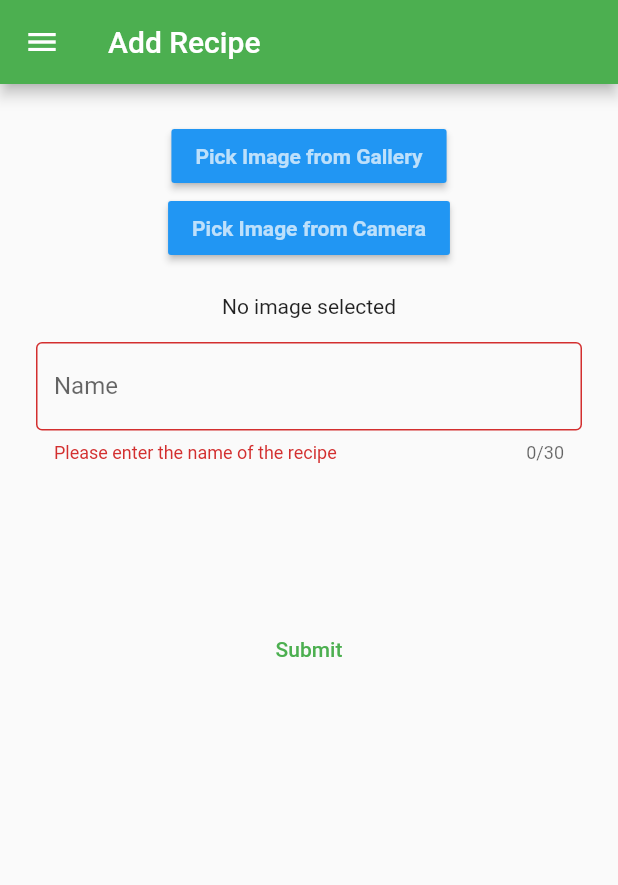
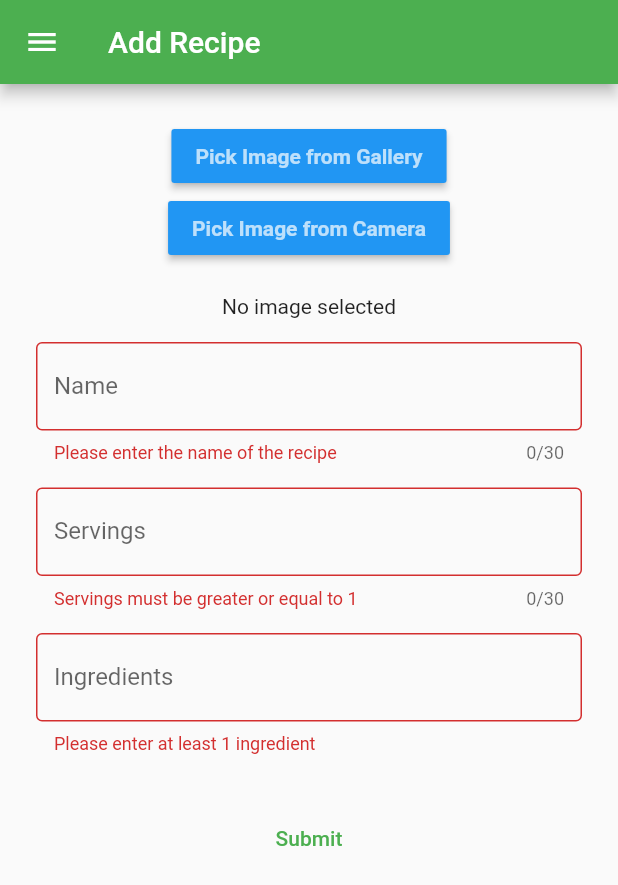
Before and after one commit to ChrisRecio/Recipe-App, a Flutter app: the AddRecipe screen opened directly, after a tap on "Submit", on a phone screen of 412 x 824 dp. Shown: the top 885 px of the screen. Run offline on Flutter 3.47's test engine with Material 2 defaults, Android fonts, the phone set to English and light mode, and no system bars; our stand-ins replace image_picker.

Commit message:
Add servings to Recipe class Add ingredients and servings fields to add recipe page

```diff
--- a/lib/bloc/recipe.dart
+++ b/lib/bloc/recipe.dart
@@ -5,11 +5,12 @@ class recipe{
   int _id = 0;
   String _name = "";
   Image _image = Image.asset('assets/images/default.jpg');
-  List _ingredients = [];
-  List _steps = [];
+  int _servings = 0;
+  List<String> _ingredients = [];
+  List<String> _steps = [];
   String _description = "";
 
-  recipe(this._id, this._name, this._image, this._ingredients, this._steps, this._description);
+  recipe(this._id, this._name, this._image, this._servings, this._ingredients, this._steps, this._description);
 
   int getId(){
     return _id;
@@ -21,6 +22,10 @@ class recipe{
 
   Image getImage(){
     return _image;
+  }
+
+  int getServings(){
+      return _servings;
   }
 
   List getIngredients(){
@@ -47,11 +52,15 @@ class recipe{
     _image = image;
   }
 
-  void setIngredients(List ingredients){
+  void setServings(int servings){
+    _servings = servings;
+  }
+
+  void setIngredients(List<String> ingredients){
     _ingredients = ingredients;
   }
 
-  void setSteps(List steps){
+  void setSteps(List<String> steps){
     _steps = steps;
   }
 
@@ -63,6 +72,7 @@ class recipe{
     return {
       "Id": _id,
       "Name": _name,
+      "Servings": _servings,
       "Ingredients": _ingredients,
       "Steps": _steps,
       "Description": _description,
--- a/lib/screens/add_recipe.dart
+++ b/lib/screens/add_recipe.dart
@@ -1,3 +1,4 @@
+import 'dart:convert';
 import 'dart:io';
 import 'package:flutter/material.dart';
 import '../bloc/recipe.dart';
@@ -18,11 +19,13 @@ class AddRecipe extends StatefulWidget {
 
 class AddRecipeState extends State<AddRecipe> {
   File? image;
-  String _name = '';
-  late List _ingredients;
-  late List _steps;
+  late String _name = '';
+  late int _servings = 0;
+  late List<String> _ingredients;
+  late List<String> _steps;
   late String _description;
   final formKey = GlobalKey<FormState>();
+  LineSplitter ls = const LineSplitter();
 
   Future pickImage() async {
     try {
@@ -94,18 +97,66 @@ class AddRecipeState extends State<AddRecipe> {
     onSaved: (value) => setState(() => _name = value!),
   );
 
+  Widget _buildServingsField() => TextFormField(
+    decoration: const InputDecoration(
+      labelText: 'Servings',
+      border: OutlineInputBorder(),
+    ),
+    keyboardType: TextInputType.number,
+    validator: (value) {
+      if (value == null || value.isEmpty || int.parse(value) <= 0) {
+        return 'Servings must be greater or equal to 1';
+      }
+      return null;
+    },
+    maxLength: 30,
+    onSaved: (value) => setState(() => _servings = int.parse(value!)),
+  );
 
-  Widget _buildIngredientsField() {
-    return TextFormField();
-  }
 
-  Widget _buildStepsField() {
-    return TextFormField();
-  }
+  Widget _buildIngredientsField() => TextFormField(
+    decoration: const InputDecoration(
+      labelText: 'Ingredients',
+      border: OutlineInputBorder(),
+    ),
+    keyboardType: TextInputType.multiline,
+    maxLines: null,
+    validator: (value) {
+      if (value == null || value.isEmpty) {
+        return 'Please enter at least 1 ingredient';
+      }
+      return null;
+    },
+    onSaved: (value) => setState((){
+      _ingredients = ls.convert(value!);
+    }),
+  );
 
-  Widget _buildDescriptionField() {
-    return TextFormField();
-  }
+  Widget _buildStepsField() => TextFormField(
+    decoration: const InputDecoration(
+      labelText: 'Steps',
+      border: OutlineInputBorder(),
+    ),
+    keyboardType: TextInputType.multiline,
+    maxLines: null,
+    validator: (value) {
+      if (value == null || value.isEmpty) {
+        return 'Please enter at least 1 step';
+      }
+      return null;
+    },
+    // onSaved: (value) => setState(() => _name = value!),
+  );
+
+  Widget _buildDescriptionField() => TextFormField(
+    decoration: const InputDecoration(
+      labelText: 'Ingredients',
+      border: OutlineInputBorder(),
+    ),
+    keyboardType: TextInputType.multiline,
+    maxLines: null,
+    // onSaved: (value) => setState(() => _name = value!),
+  );
 
   @override
   Widget build(BuildContext context) {
@@ -124,10 +175,15 @@ class AddRecipeState extends State<AddRecipe> {
                 _buildImageField(),
                 const SizedBox(height: 16),
                 _buildNameField(),
-                // _buildIngredientsField(),
+                const SizedBox(height: 16),
+                _buildServingsField(),
+                const SizedBox(height: 16),
+                _buildIngredientsField(),
+                const SizedBox(height: 16),
                 // _buildStepsField(),
+                // const SizedBox(height: 16),
                 // _buildDescriptionField(),
-                const SizedBox(height: 100),
+                const SizedBox(height: 16),
                 TextButton(
                   style: ButtonStyle(
                     foregroundColor:
@@ -141,8 +197,9 @@ class AddRecipeState extends State<AddRecipe> {
                       formKey.currentState?.save();
 
                       final int recipesLength = getListLength();
-                      recipe newRecipe = recipe(recipesLength, _name, Image.asset('assets/images/default.jpg'), [], [], '');
-                      String temp = newRecipe.getName();
+                      recipe newRecipe = recipe(recipesLength, _name, Image.asset('assets/images/default.jpg'), _servings, _ingredients, [], '');
+                      String temp = newRecipe.getIngredients()[0];
+                      print(newRecipe.getIngredients());
 
                       final message = 'Name: $temp';
                       final snackBar = SnackBar(content: Text(
```
Also changed, not shown: lib/repository/temp_db.dart (+5 -5 lines).
